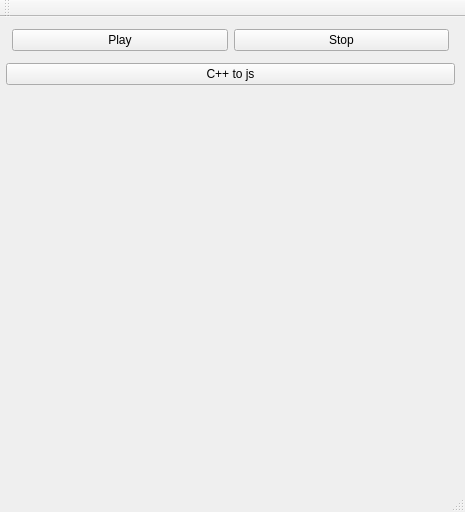
Above: mainwindow.ui from tarmoj/webchannel-test before the change. Below: the same form after it.
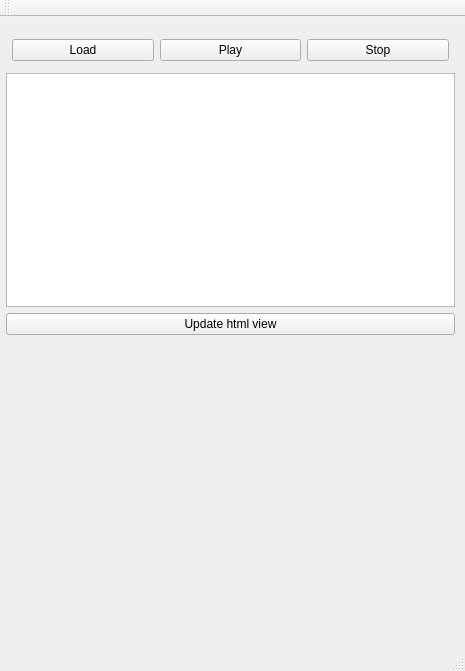
That is the form after the change.

Commit message: Added some buttons and csdPlainTextEdit. Htmlview disappeared...

What changed in the file:
```diff
--- a/mainwindow.ui
+++ b/mainwindow.ui
@@ -7,7 +7,7 @@
     <x>0</x>
     <y>0</y>
     <width>465</width>
-    <height>512</height>
+    <height>671</height>
    </rect>
   </property>
   <property name="windowTitle">
@@ -15,7 +15,7 @@
   </property>
   <widget class="QWidget" name="centralWidget">
    <property name="sizePolicy">
-    <sizepolicy hsizetype="MinimumExpanding" vsizetype="Expanding">
+    <sizepolicy hsizetype="Expanding" vsizetype="Expanding">
      <horstretch>0</horstretch>
      <verstretch>0</verstretch>
     </sizepolicy>
@@ -24,14 +24,14 @@
     <property name="geometry">
      <rect>
       <x>0</x>
-      <y>0</y>
+      <y>10</y>
       <width>461</width>
-      <height>321</height>
+      <height>314</height>
      </rect>
     </property>
-    <layout class="QVBoxLayout" name="verticalLayout">
+    <layout class="QVBoxLayout" name="verticalLayout" stretch="0,0,0">
      <property name="sizeConstraint">
-      <enum>QLayout::SetMaximumSize</enum>
+      <enum>QLayout::SetNoConstraint</enum>
      </property>
      <property name="leftMargin">
       <number>6</number>
@@ -59,6 +59,13 @@
        <property name="bottomMargin">
         <number>6</number>
        </property>
+       <item>
+        <widget class="QPushButton" name="loadButton">
+         <property name="text">
+          <string>Load</string>
+         </property>
+        </widget>
+       </item>
        <item>
         <widget class="QPushButton" name="playButton">
          <property name="text">
@@ -76,9 +83,31 @@
       </layout>
      </item>
      <item>
-      <widget class="QPushButton" name="pushButton">
+      <widget class="QPlainTextEdit" name="csdTextEdit">
+       <property name="minimumSize">
+        <size>
+         <width>0</width>
+         <height>200</height>
+        </size>
+       </property>
+       <property name="baseSize">
+        <size>
+         <width>0</width>
+         <height>0</height>
+        </size>
+       </property>
+      </widget>
+     </item>
+     <item>
+      <widget class="QPushButton" name="updateButton">
+       <property name="sizePolicy">
+        <sizepolicy hsizetype="Preferred" vsizetype="Fixed">
+         <horstretch>0</horstretch>
+         <verstretch>0</verstretch>
+        </sizepolicy>
+       </property>
        <property name="text">
-        <string>C++ to js</string>
+        <string>Update html view</string>
        </property>
       </widget>
      </item>
```
The commit also changes 2 other files.
